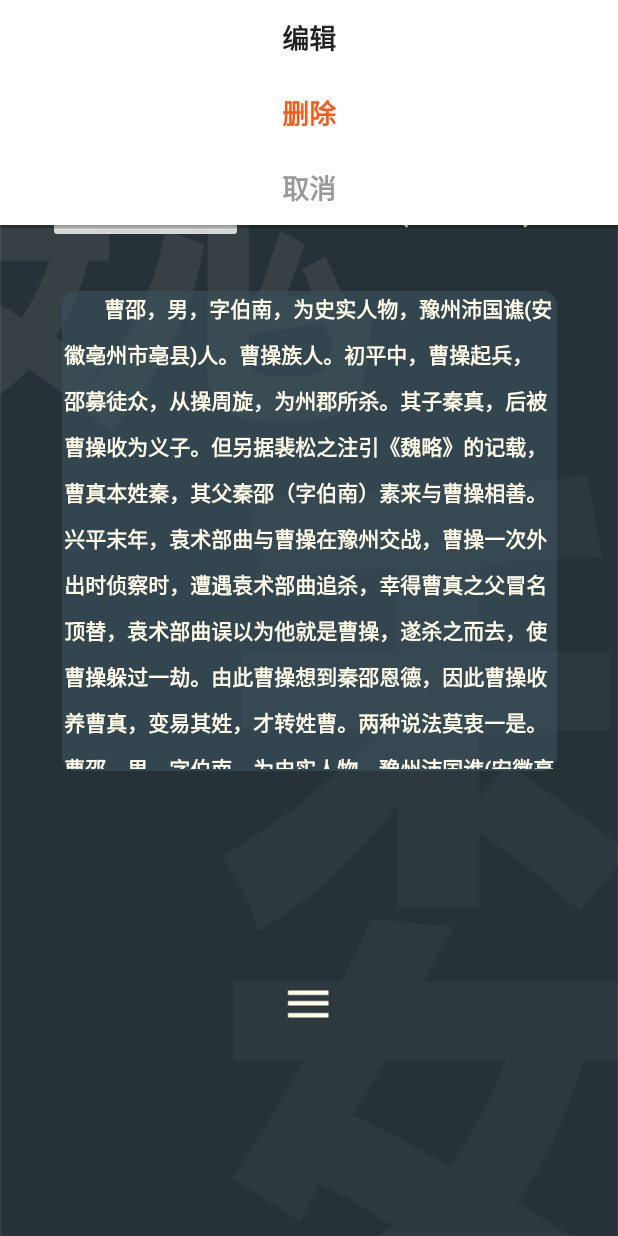
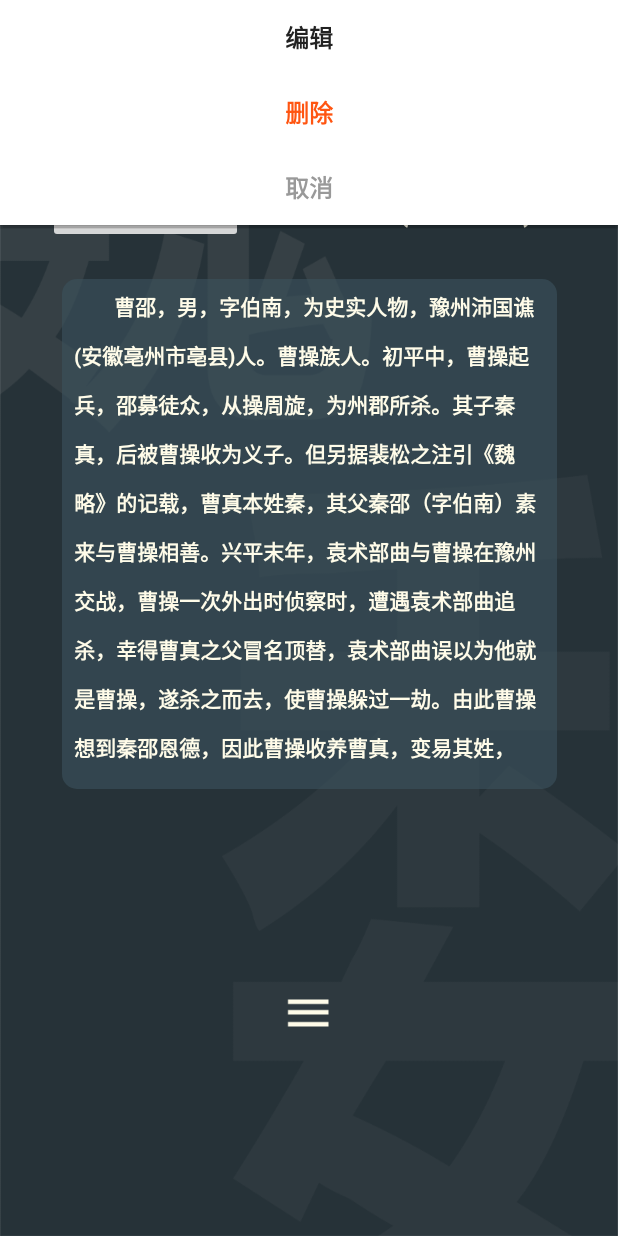
Before and after one commit to radaren/herodict, an Android app: the heroDetailActivity screen opened directly, with no data from a screen before it, after a tap on an icon or button, on a phone screen of 412 x 824 dp. Run offline under Robolectric (Android 15) with nearby library versions, the phone set to English and light mode, and no system bars.

Commit message:
快了快了

```diff
--- a/app/src/main/java/pub/tanzby/herodict/editFragm_1.java
+++ b/app/src/main/java/pub/tanzby/herodict/editFragm_1.java
@@ -98,6 +98,4 @@ public class editFragm_1 extends Fragment {
                     + " must implement OnHeadlineSelectedListener");
         }
     }
-
-
 }
--- a/app/src/main/java/pub/tanzby/herodict/heroEditActivity.java
+++ b/app/src/main/java/pub/tanzby/herodict/heroEditActivity.java
@@ -136,9 +136,7 @@ public class heroEditActivity extends AppCompatActivity implements editFragm_1.O
                 para.width = tool_for_project.dip2px(heroEditActivity.this,24.0f)*(position+1);
                 prog_top.setLayoutParams(para);
                 img_bnt_comfirm.setVisibility( position == 2? View.VISIBLE:View.INVISIBLE);
-                InputMethodManager imm = (InputMethodManager)getSystemService(Context.INPUT_METHOD_SERVICE);
-                assert imm != null;
-                imm.hideSoftInputFromWindow(heroEditActivity.this.getCurrentFocus().getWindowToken(), 0);
+                tool_for_project.SoftKeyBoardOpenOrHodden(getBaseContext(),prog_top.getRootView(),false);
             }
             @Override
             public void onPageScrolled(int arg0, float arg1, int arg2){ }
--- a/app/src/main/res/layout/activity_hero_detail.xml
+++ b/app/src/main/res/layout/activity_hero_detail.xml
@@ -47,11 +47,11 @@
     <TextView
         android:id="@+id/tv_content"
         android:layout_width="330dp"
-        android:layout_height="320dp"
-        android:layout_marginTop="32dp"
+        android:layout_height="340dp"
+        android:layout_marginTop="24dp"
         android:background="@drawable/shadow"
-        android:lineSpacingExtra="10sp"
-        android:padding="1sp"
+        android:lineSpacingExtra="12sp"
+        android:padding="8sp"
         android:scrollbars="vertical"
         android:text="        曹邵，男，字伯南，为史实人物，豫州沛国谯(安徽亳州市亳县)人。曹操族人。初平中，曹操起兵，邵募徒众，从操周旋，为州郡所杀。其子秦真，后被曹操收为义子。但另据裴松之注引《魏略》的记载，曹真本姓秦，其父秦邵（字伯南）素来与曹操相善。兴平末年，袁术部曲与曹操在豫州交战，曹操一次外出时侦察时，遭遇袁术部曲追杀，幸得曹真之父冒名顶替，袁术部曲误以为他就是曹操，遂杀之而去，使曹操躲过一劫。由此曹操想到秦邵恩德，因此曹操收养曹真，变易其姓，才转姓曹。两种说法莫衷一是。        曹邵，男，字伯南，为史实人物，豫州沛国谯(安徽亳州市亳县)人。曹操族人。初平中，曹操起兵，邵募徒众，从操周旋，为州郡所杀。其子秦真，后被曹操收为义子。但另据裴松之注引《魏略》的记载，曹真本姓秦，其父秦邵（字伯南）素来与曹操相善。兴平末年，袁术部曲与曹操在豫州交战，曹操一次外出时侦察时，遭遇袁术部曲追杀，幸得曹真之父冒名顶替，袁术部曲误以为他就是曹操，遂杀之而去，使曹操躲过一劫。由此曹操想到秦邵恩德，因此曹操收养曹真，变易其姓，才转姓曹。两种说法莫衷一是。"
         android:textAlignment="viewStart"
@@ -70,8 +70,8 @@
         android:id="@+id/imgbnt_popup_menu"
         android:layout_width="36dp"
         android:layout_height="36dp"
-        android:layout_marginBottom="8dp"
-        android:layout_marginTop="8dp"
+        android:layout_marginBottom="1dp"
+        android:layout_marginTop="1dp"
         android:background="@drawable/ic_menu_black_24dp"
         app:layout_constraintBottom_toBottomOf="parent"
         app:layout_constraintLeft_toLeftOf="parent"
--- a/app/src/main/res/layout/popupwindow_style.xml
+++ b/app/src/main/res/layout/popupwindow_style.xml
@@ -13,9 +13,9 @@
         android:gravity="center"
         android:text="编辑"
         android:textColor="#222"
-        android:textSize="18sp"
+        android:textSize="16sp"
         android:textStyle="bold"
-        android:typeface="serif" />
+        android:typeface="normal" />
 
     <TextView
         android:id="@+id/tv_pop_menu_delete"
@@ -25,9 +25,9 @@
         android:gravity="center"
         android:text="删除"
         android:textColor="#f51"
-        android:textSize="18sp"
+        android:textSize="16sp"
         android:textStyle="bold"
-        android:typeface="serif" />
+        android:typeface="normal" />
 
     <TextView
         android:id="@+id/tv_pop_menu_cancel"
@@ -37,8 +37,8 @@
         android:gravity="center"
         android:text="取消"
         android:textColor="#999"
-        android:textSize="18sp"
+        android:textSize="16sp"
         android:textStyle="bold"
-        android:typeface="serif" />
+        android:typeface="normal" />
 
 </LinearLayout>
```
Also changed, not shown: app/src/main/java/pub/tanzby/herodict/editFragm_3.java (+6 -24 lines), app/src/main/java/pub/tanzby/herodict/heroCartView.java (+3 -4 lines), app/src/main/java/pub/tanzby/herodict/tool_for_project.java (+16 -0 lines), 4 other files.
